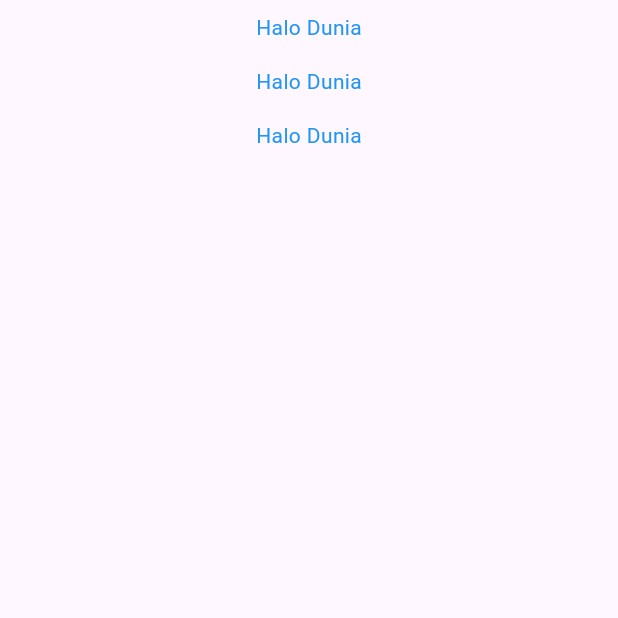
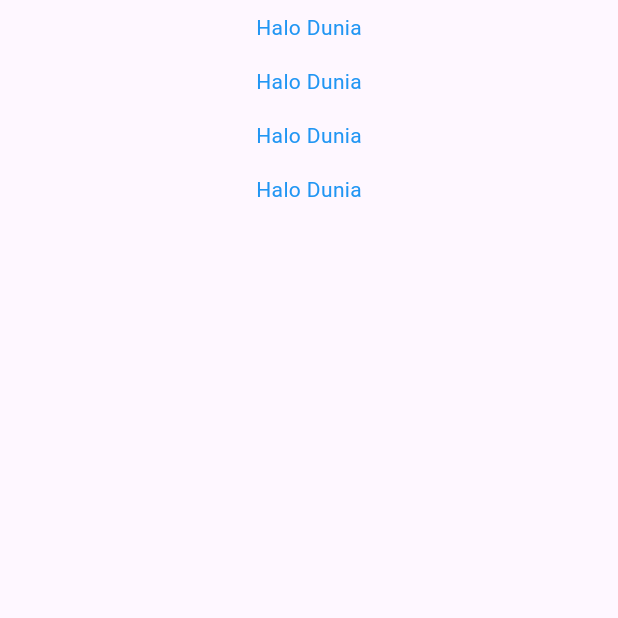
Before and after one commit to Wahyudinnnn/Flutter_widgets, a Flutter app: the screen it shows after launch, on a phone screen of 412 x 824 dp, the top half of it. Run offline on Flutter 3.47's test engine with Material 3 defaults, Android fonts, the phone set to English and light mode, and no system bars.

Commit message:
first commit

```diff
--- a/lib/home_page.dart
+++ b/lib/home_page.dart
@@ -8,7 +8,7 @@ class Homepage extends StatelessWidget {
     return const Scaffold(
       body: Center(
         child: Column(
-          children: [LeafBorderText(), LeafBorderText(), LeafBorderText()],
+          children: [LeafBorderText(), LeafBorderText(), LeafBorderText(), LeafBorderText()],
         ),
       ),
     );
```
